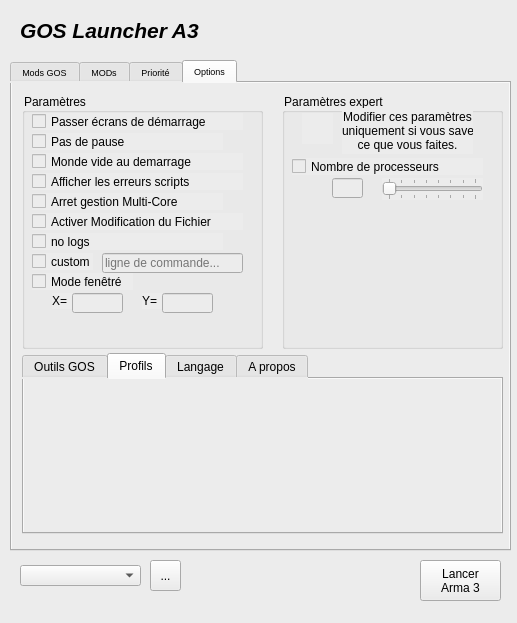
This is principale.ui in ChristopheTdn/GOSLauncher_A3_Python_version as Qt 5 draws it before an edit. The edited form follows.
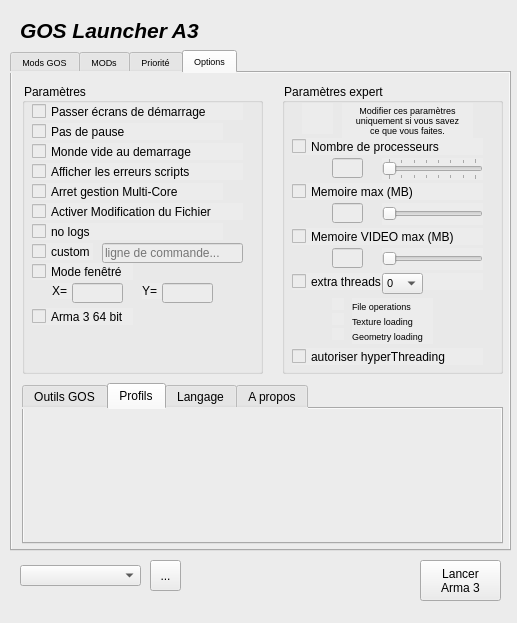
This is the edited form. Icons and pictures are not drawn.

Diff of the .ui file:
```diff
--- a/principale.ui
+++ b/principale.ui
@@ -28,9 +28,9 @@
     <property name="geometry">
      <rect>
       <x>10</x>
-      <y>60</y>
+      <y>50</y>
       <width>501</width>
-      <height>491</height>
+      <height>501</height>
      </rect>
     </property>
     <property name="font">
@@ -1100,7 +1100,7 @@
         <x>10</x>
         <y>10</y>
         <width>241</width>
-        <height>256</height>
+        <height>291</height>
        </rect>
       </property>
       <property name="title">
@@ -1333,14 +1333,30 @@
         <string/>
        </property>
       </widget>
+      <widget class="QCheckBox" name="checkBox_arma3_64bit">
+       <property name="geometry">
+        <rect>
+         <x>10</x>
+         <y>225</y>
+         <width>101</width>
+         <height>17</height>
+        </rect>
+       </property>
+       <property name="locale">
+        <locale language="French" country="France"/>
+       </property>
+       <property name="text">
+        <string>Arma 3 64 bit</string>
+       </property>
+      </widget>
      </widget>
      <widget class="QTabWidget" name="tabWidget_options">
       <property name="geometry">
        <rect>
         <x>10</x>
-        <y>270</y>
+        <y>310</y>
         <width>481</width>
-        <height>181</height>
+        <height>161</height>
        </rect>
       </property>
       <property name="currentIndex">
@@ -1494,7 +1510,7 @@
         <x>270</x>
         <y>10</y>
         <width>221</width>
-        <height>256</height>
+        <height>291</height>
        </rect>
       </property>
       <property name="title">
@@ -1523,11 +1539,16 @@
        <property name="geometry">
         <rect>
          <x>60</x>
-         <y>15</y>
+         <y>20</y>
          <width>131</width>
-         <height>46</height>
+         <height>36</height>
         </rect>
        </property>
+       <property name="font">
+        <font>
+         <pointsize>7</pointsize>
+        </font>
+       </property>
        <property name="text">
         <string>&lt;html&gt;&lt;head/&gt;&lt;body&gt;&lt;p align=&quot;center&quot;&gt;Modifier ces paramètres&lt;br/&gt;uniquement si vous savez&lt;br/&gt;ce que vous faites.&lt;/p&gt;&lt;/body&gt;&lt;/html&gt;</string>
        </property>
@@ -1536,7 +1557,7 @@
        <property name="geometry">
         <rect>
          <x>10</x>
-         <y>65</y>
+         <y>55</y>
          <width>191</width>
          <height>17</height>
         </rect>
@@ -1555,7 +1576,7 @@
        <property name="geometry">
         <rect>
          <x>50</x>
-         <y>85</y>
+         <y>75</y>
          <width>31</width>
          <height>20</height>
         </rect>
@@ -1571,7 +1592,7 @@
        <property name="geometry">
         <rect>
          <x>100</x>
-         <y>85</y>
+         <y>75</y>
          <width>101</width>
          <height>22</height>
         </rect>
@@ -1598,6 +1619,336 @@
         <number>1</number>
        </property>
       </widget>
+      <widget class="QSlider" name="horizontalSlider_maxMemory">
+       <property name="geometry">
+        <rect>
+         <x>100</x>
+         <y>120</y>
+         <width>101</width>
+         <height>22</height>
+        </rect>
+       </property>
+       <property name="sizeIncrement">
+        <size>
+         <width>0</width>
+         <height>0</height>
+        </size>
+       </property>
+       <property name="minimum">
+        <number>256</number>
+       </property>
+       <property name="maximum">
+        <number>8192</number>
+       </property>
+       <property name="singleStep">
+        <number>2</number>
+       </property>
+       <property name="pageStep">
+        <number>64</number>
+       </property>
+       <property name="orientation">
+        <enum>Qt::Horizontal</enum>
+       </property>
+       <property name="tickPosition">
+        <enum>QSlider::NoTicks</enum>
+       </property>
+       <property name="tickInterval">
+        <number>1</number>
+       </property>
+      </widget>
+      <widget class="QCheckBox" name="checkBox_maxMemory">
+       <property name="geometry">
+        <rect>
+         <x>10</x>
+         <y>100</y>
+         <width>191</width>
+         <height>17</height>
+        </rect>
+       </property>
+       <property name="locale">
+        <locale language="French" country="France"/>
+       </property>
+       <property name="text">
+        <string>Memoire max (MB)</string>
+       </property>
+      </widget>
+      <widget class="QLineEdit" name="lineEdit_maxMemory">
+       <property name="enabled">
+        <bool>false</bool>
+       </property>
+       <property name="geometry">
+        <rect>
+         <x>50</x>
+         <y>120</y>
+         <width>31</width>
+         <height>20</height>
+        </rect>
+       </property>
+       <property name="readOnly">
+        <bool>false</bool>
+       </property>
+       <property name="placeholderText">
+        <string/>
+       </property>
+      </widget>
+      <widget class="QCheckBox" name="checkBox_maxVideoMemory">
+       <property name="geometry">
+        <rect>
+         <x>10</x>
+         <y>145</y>
+         <width>191</width>
+         <height>17</height>
+        </rect>
+       </property>
+       <property name="locale">
+        <locale language="French" country="France"/>
+       </property>
+       <property name="text">
+        <string>Memoire VIDEO max (MB)</string>
+       </property>
+      </widget>
+      <widget class="QLineEdit" name="lineEdit_maxVIDEOMemory">
+       <property name="enabled">
+        <bool>false</bool>
+       </property>
+       <property name="geometry">
+        <rect>
+         <x>50</x>
+         <y>165</y>
+         <width>31</width>
+         <height>20</height>
+        </rect>
+       </property>
+       <property name="readOnly">
+        <bool>false</bool>
+       </property>
+       <property name="placeholderText">
+        <string/>
+       </property>
+      </widget>
+      <widget class="QSlider" name="horizontalSlider_maxVIDEOMemory">
+       <property name="geometry">
+        <rect>
+         <x>100</x>
+         <y>165</y>
+         <width>101</width>
+         <height>22</height>
+        </rect>
+       </property>
+       <property name="sizeIncrement">
+        <size>
+         <width>0</width>
+         <height>0</height>
+        </size>
+       </property>
+       <property name="minimum">
+        <number>128</number>
+       </property>
+       <property name="maximum">
+        <number>4096</number>
+       </property>
+       <property name="singleStep">
+        <number>2</number>
+       </property>
+       <property name="pageStep">
+        <number>32</number>
+       </property>
+       <property name="value">
+        <number>128</number>
+       </property>
+       <property name="orientation">
+        <enum>Qt::Horizontal</enum>
+       </property>
+       <property name="tickPosition">
+        <enum>QSlider::NoTicks</enum>
+       </property>
+       <property name="tickInterval">
+        <number>1</number>
+       </property>
+      </widget>
+      <widget class="QCheckBox" name="checkBox_extraThreads">
+       <property name="geometry">
+        <rect>
+         <x>10</x>
+         <y>190</y>
+         <width>191</width>
+         <height>17</height>
+        </rect>
+       </property>
+       <property name="locale">
+        <locale language="French" country="France"/>
+       </property>
+       <property name="text">
+        <string>extra threads</string>
+       </property>
+      </widget>
+      <widget class="QComboBox" name="comboBox_extraThreads">
+       <property name="geometry">
+        <rect>
+         <x>100</x>
+         <y>190</y>
+         <width>41</width>
+         <height>21</height>
+        </rect>
+       </property>
+       <property name="font">
+        <font>
+         <pointsize>8</pointsize>
+        </font>
+       </property>
+       <item>
+        <property name="text">
+         <string>0</string>
+        </property>
+       </item>
+       <item>
+        <property name="text">
+         <string>1</string>
+        </property>
+       </item>
+       <item>
+        <property name="text">
+         <string>3</string>
+        </property>
+       </item>
+       <item>
+        <property name="text">
+         <string>5</string>
+        </property>
+       </item>
+       <item>
+        <property name="text">
+         <string>7</string>
+        </property>
+       </item>
+      </widget>
+      <widget class="QLabel" name="label_fileOperations">
+       <property name="geometry">
+        <rect>
+         <x>70</x>
+         <y>215</y>
+         <width>81</width>
+         <height>16</height>
+        </rect>
+       </property>
+       <property name="font">
+        <font>
+         <pointsize>7</pointsize>
+        </font>
+       </property>
+       <property name="text">
+        <string>File operations</string>
+       </property>
+      </widget>
+      <widget class="QLabel" name="label_textureLoading">
+       <property name="geometry">
+        <rect>
+         <x>70</x>
+         <y>230</y>
+         <width>81</width>
+         <height>16</height>
+        </rect>
+       </property>
+       <property name="font">
+        <font>
+         <pointsize>7</pointsize>
+        </font>
+       </property>
+       <property name="text">
+        <string>Texture loading</string>
+       </property>
+      </widget>
+      <widget class="QLabel" name="label_geometryLoading">
+       <property name="geometry">
+        <rect>
+         <x>70</x>
+         <y>245</y>
+         <width>81</width>
+         <height>16</height>
+        </rect>
+       </property>
+       <property name="font">
+        <font>
+         <pointsize>7</pointsize>
+        </font>
+       </property>
+       <property name="text">
+        <string>Geometry loading</string>
+       </property>
+      </widget>
+      <widget class="QCheckBox" name="checkBox_hyperThreading">
+       <property name="geometry">
+        <rect>
+         <x>10</x>
+         <y>265</y>
+         <width>191</width>
+         <height>17</height>
+        </rect>
+       </property>
+       <property name="locale">
+        <locale language="French" country="France"/>
+       </property>
+       <property name="text">
+        <string>autoriser hyperThreading</string>
+       </property>
+      </widget>
+      <widget class="QLabel" name="label_GFX_fileOperation">
+       <property name="geometry">
+        <rect>
+         <x>50</x>
+         <y>215</y>
+         <width>12</width>
+         <height>12</height>
+        </rect>
+       </property>
+       <property name="text">
+        <string notr="true"/>
+       </property>
+       <property name="pixmap">
+        <pixmap>gfx/crochet-ok-oui-icone-5594-64.png</pixmap>
+       </property>
+       <property name="scaledContents">
+        <bool>true</bool>
+       </property>
+      </widget>
+      <widget class="QLabel" name="label_GFX_textureLoading">
+       <property name="geometry">
+        <rect>
+         <x>50</x>
+         <y>230</y>
+         <width>12</width>
+         <height>12</height>
+        </rect>
+       </property>
+       <property name="text">
+        <string notr="true"/>
+       </property>
+       <property name="pixmap">
+        <pixmap>gfx/crochet-ok-oui-icone-5594-64.png</pixmap>
+       </property>
+       <property name="scaledContents">
+        <bool>true</bool>
+       </property>
+      </widget>
+      <widget class="QLabel" name="label_GFX_geometryLoading">
+       <property name="geometry">
+        <rect>
+         <x>50</x>
+         <y>245</y>
+         <width>12</width>
+         <height>12</height>
+        </rect>
+       </property>
+       <property name="text">
+        <string notr="true"/>
+       </property>
+       <property name="pixmap">
+        <pixmap>gfx/crochet-ok-oui-icone-5594-64.png</pixmap>
+       </property>
+       <property name="scaledContents">
+        <bool>true</bool>
+       </property>
+      </widget>
      </widget>
     </widget>
    </widget>
```
